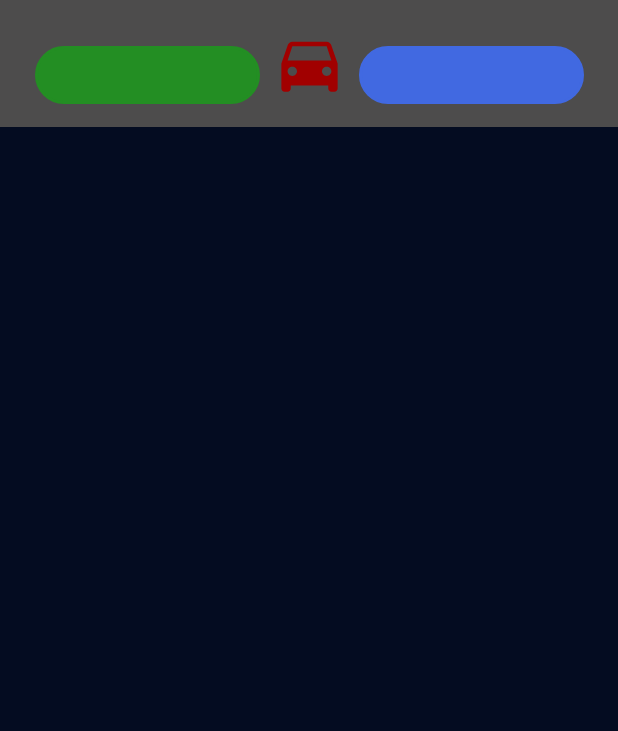
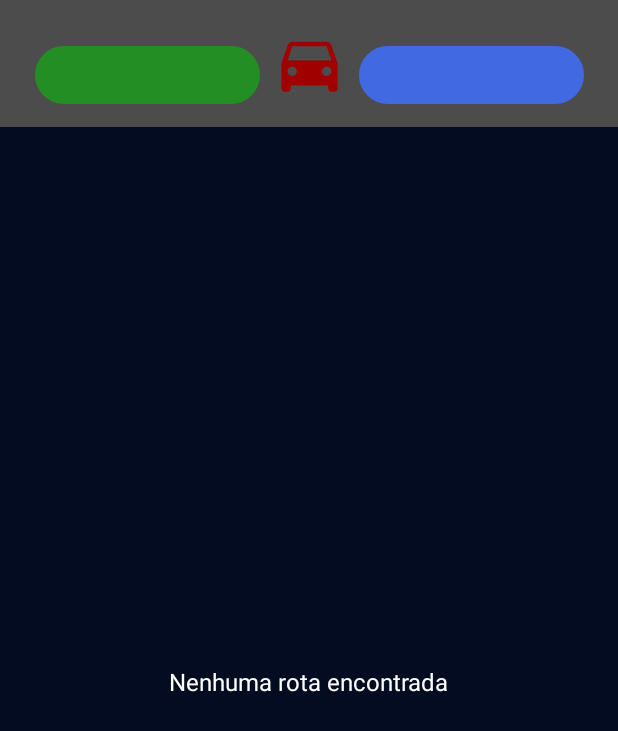
Before and after one commit to ruanmoraes018/android-2023.1, an Android app: the Lista_motoras_dispon screen opened directly, with no data from a screen before it, on a phone screen of 412 x 824 dp. Shown: the top 731 px of the screen. Run offline under Robolectric (Android 15) with nearby library versions, the phone set to English and light mode, and no system bars; 3 statements that could not run were skipped.

Commit message:
Correções: Verificador de CPF melhorado, Activity de Seleção desativada, Mensagem informando que não existe rota quando realmente estiver vazia

```diff
--- a/app/src/main/AndroidManifest.xml
+++ b/app/src/main/AndroidManifest.xml
@@ -49,9 +49,6 @@
             android:name=".FormCadastro"
             android:exported="false" />
         <activity
-            android:name=".SelecaoActivity"
-            android:exported="false" />
-        <activity
             android:name=".MainActivity"
             android:exported="true">
             <intent-filter>
--- a/app/src/main/java/com/android/tokentravel/Lista_motoras_dispon.java
+++ b/app/src/main/java/com/android/tokentravel/Lista_motoras_dispon.java
@@ -3,6 +3,7 @@ package com.android.tokentravel;
 import android.content.SharedPreferences;
 import android.os.Bundle;
 import android.preference.PreferenceManager;
+import android.view.View;
 import android.widget.TextView;
 
 import androidx.appcompat.app.AppCompatActivity;
@@ -49,6 +50,15 @@ public class Lista_motoras_dispon extends AppCompatActivity {
         // Chame o método para buscar as rotas disponíveis com base na origem e destino
         List<Rotas> rotasDisponiveis = buscaRotasDisponiveis(origem, destino, diaSemana);
 
+        // Verifique se a lista de rotas disponíveis está vazia
+        if (rotasDisponiveis.isEmpty()) {
+            exibirMensagemNenhumaRotaEncontrada();
+        } else {
+            // Passe o contexto e a lista de rotas para o Adapter_motoristas
+            adapter = new Adapter_motoristas(this, (ArrayList<Rotas>) rotasDisponiveis);
+            recyclerView.setAdapter(adapter);
+        }
+
         // Passe o contexto e a lista de rotas para o Adapter_motoristas
         adapter = new Adapter_motoristas(this, (ArrayList<Rotas>) rotasDisponiveis);
 
@@ -59,4 +69,11 @@ public class Lista_motoras_dispon extends AppCompatActivity {
         // Chame o método do DAO para buscar as rotas disponíveis com base na origem e destino
         return dao.buscaRotasDisponiveis(origem, destino, diaSemana);
     }
+    private void exibirMensagemNenhumaRotaEncontrada() {
+        // Caso não haja rotas disponíveis, exiba uma mensagem centralizada na tela
+        TextView mensagemTextView = findViewById(R.id.mensagemTextView); // Substitua R.id.mensagemTextView pelo ID real em seu layout XML
+        mensagemTextView.setVisibility(View.VISIBLE);
+        mensagemTextView.setText("Nenhuma rota encontrada");
+    }
+
 }
--- a/app/src/main/java/com/android/tokentravel/MainActivity.java
+++ b/app/src/main/java/com/android/tokentravel/MainActivity.java
@@ -36,11 +36,11 @@ public class MainActivity extends AppCompatActivity {
                     } else if ("Motorista".equals(userType)) {
                         intent = new Intent(MainActivity.this, Tela_principal_motorista.class);
                     } else {
-                        intent = new Intent(MainActivity.this, SelecaoActivity.class);
+                        intent = new Intent(MainActivity.this, Form_Login.class);
                     }
                 } else {
                     // Nenhum token de autenticação encontrado, o usuário precisa fazer login
-                    intent = new Intent(MainActivity.this, SelecaoActivity.class);
+                    intent = new Intent(MainActivity.this, Form_Login.class);
                 }
 
                 startActivity(intent);
--- a/app/src/main/res/layout/activity_form_cadastro.xml
+++ b/app/src/main/res/layout/activity_form_cadastro.xml
@@ -63,7 +63,7 @@
             android:id="@+id/edit_cpf"
             style="@style/Edit_Text"
             android:hint="CPF"
-            android:inputType="text"
+            android:inputType="number"
             app:layout_constraintTop_toBottomOf="@id/edit_nome"
             app:layout_constraintStart_toStartOf="@id/containerComponents"
             app:layout_constraintEnd_toEndOf="@id/containerComponents"
--- a/app/src/main/res/layout/activity_lista_motoras_dispon.xml
+++ b/app/src/main/res/layout/activity_lista_motoras_dispon.xml
@@ -69,6 +69,8 @@
                 app:layout_constraintStart_toEndOf="@+id/car_id"
                 app:layout_constraintTop_toTopOf="parent" />
 
+
+
         </androidx.constraintlayout.widget.ConstraintLayout>
 
         <androidx.recyclerview.widget.RecyclerView
@@ -80,6 +82,21 @@
             app:layout_constraintStart_toStartOf="parent"
             app:layout_constraintTop_toBottomOf="@+id/toolbar" />
 
+        <TextView
+            android:id="@+id/mensagemTextView"
+            android:layout_width="wrap_content"
+            android:layout_height="wrap_content"
+            android:layout_gravity="center"
+            android:text="Nenhuma rota encontrada"
+            android:textColor="@color/white"
+            android:textSize="16sp"
+            android:visibility="gone"
+            app:layout_constraintBottom_toBottomOf="parent"
+            app:layout_constraintEnd_toEndOf="parent"
+            app:layout_constraintStart_toStartOf="parent"
+            app:layout_constraintTop_toBottomOf="@+id/toolbar" />
+
+
     </androidx.constraintlayout.widget.ConstraintLayout>
 
 </androidx.core.widget.NestedScrollView>
```
Also changed, not shown: app/src/main/java/com/android/tokentravel/FormCadastro.java (+36 -0 lines).
